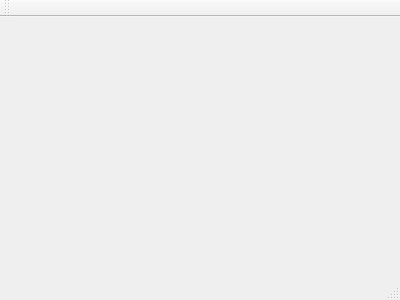
First picture: the form in mainwindow.ui, repository Greezael/sukaldu, before the edit.
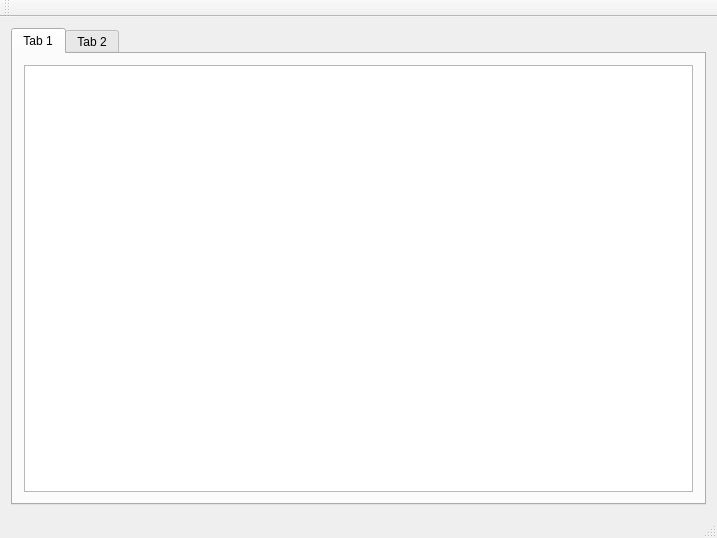
Second picture: the form after the edit.

Commit message: First connection to the database, sample database scripted, working table view.

What changed in the file:
```diff
--- a/mainwindow.ui
+++ b/mainwindow.ui
@@ -1,24 +1,69 @@
 <ui version="4.0">
  <class>MainWindow</class>
- <widget class="QMainWindow" name="MainWindow" >
-  <property name="geometry" >
+ <widget class="QMainWindow" name="MainWindow">
+  <property name="geometry">
    <rect>
     <x>0</x>
     <y>0</y>
-    <width>400</width>
-    <height>300</height>
+    <width>717</width>
+    <height>538</height>
    </rect>
   </property>
   <property name="windowTitle" >
    <string>MainWindow</string>
   </property>
-  <widget class="QMenuBar" name="menuBar" />
-  <widget class="QToolBar" name="mainToolBar" />
-  <widget class="QWidget" name="centralWidget" />
-  <widget class="QStatusBar" name="statusBar" />
+  <widget class="QWidget" name="centralWidget">
+   <layout class="QVBoxLayout" name="verticalLayout">
+    <item>
+     <widget class="QTabWidget" name="tabWidget">
+      <property name="currentIndex">
+       <number>0</number>
+      </property>
+      <widget class="QWidget" name="tab_1">
+       <attribute name="title">
+        <string>Tab 1</string>
+       </attribute>
+       <layout class="QHBoxLayout" name="horizontalLayout_2">
+        <item>
+         <widget class="QTreeView" name="treeView"/>
+        </item>
+       </layout>
+      </widget>
+      <widget class="QWidget" name="tab_3">
+       <attribute name="title">
+        <string>Tab 2</string>
+       </attribute>
+       <layout class="QHBoxLayout" name="horizontalLayout_3">
+        <item>
+         <widget class="QTableView" name="tableView"/>
+        </item>
+       </layout>
+      </widget>
+     </widget>
+    </item>
+   </layout>
+  </widget>
+  <widget class="QMenuBar" name="menuBar">
+   <property name="geometry">
+    <rect>
+     <x>0</x>
+     <y>0</y>
+     <width>717</width>
+     <height>27</height>
+    </rect>
+   </property>
+  </widget>
+  <widget class="QToolBar" name="mainToolBar">
+   <attribute name="toolBarArea">
+    <enum>TopToolBarArea</enum>
+   </attribute>
+   <attribute name="toolBarBreak">
+    <bool>false</bool>
+   </attribute>
+  </widget>
+  <widget class="QStatusBar" name="statusBar"/>
  </widget>
- <layoutDefault spacing="6" margin="11" />
- <pixmapfunction></pixmapfunction>
+ <layoutdefault spacing="6" margin="11"/>
  <resources/>
  <connections/>
 </ui>
```
Left out of the diff: 3 changed lines with no effect on the pictures. The commit also changes 6 other files.
